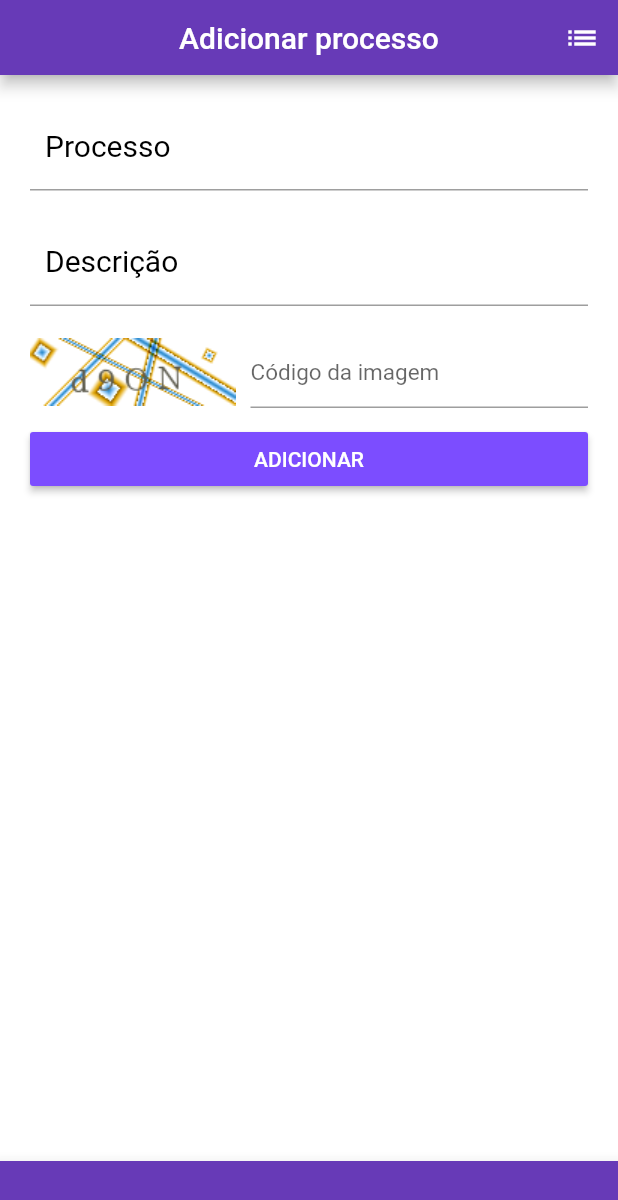
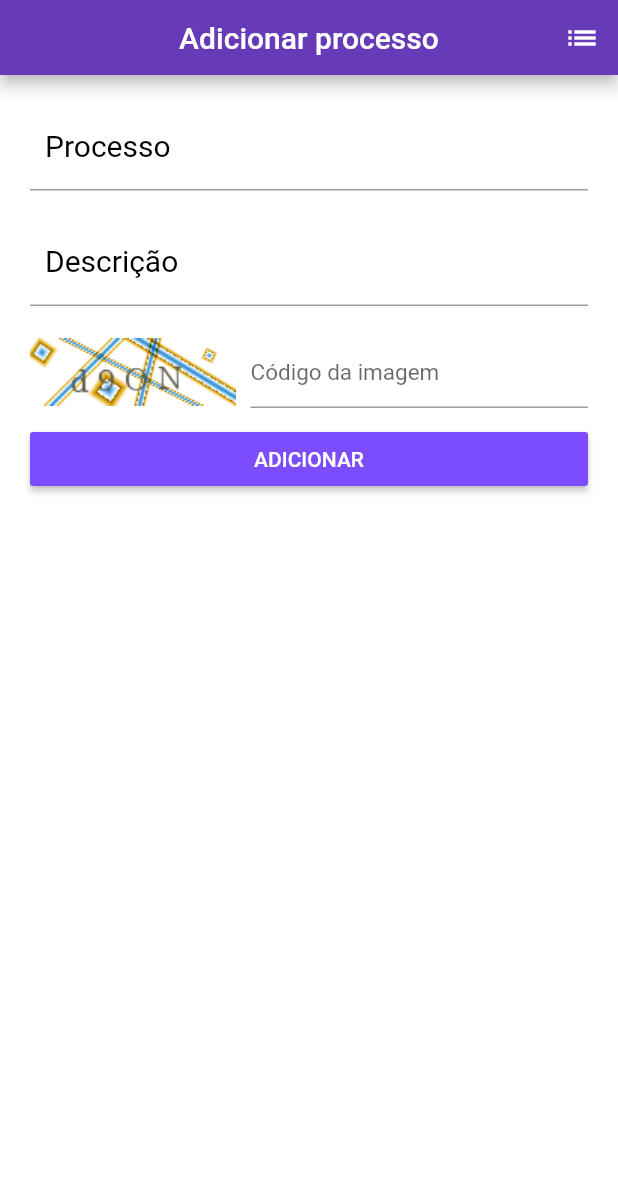
Before and after one commit to DennisVerissimo/webscraper_sei, a Flutter app: the screen it shows after launch, after a tap on the "add" icon, on a phone screen of 412 x 824 dp. Shown: the top 1200 px of the screen. Run offline on Flutter 3.47's test engine with Material 2 defaults, Android fonts, the phone set to English and light mode, and no system bars; our stand-ins replace moor_flutter, sqflite; accounts and stored records are empty; generated files the repository leaves out were written again.

```diff
--- a/scrap_sei/lib/ui/meus_processos.dart
+++ b/scrap_sei/lib/ui/meus_processos.dart
@@ -37,11 +37,11 @@ class _MeusProcessosState extends State<MeusProcessos> {
         onPressed: irParaNovoProcesso,
 
       ), */
-      bottomNavigationBar: BottomAppBar(
+     /* bottomNavigationBar: BottomAppBar(
         color: Colors.deepPurple,
         child: Container(
           height: 50.0,),
-      ),
+      ), */
      /* floatingActionButtonLocation: FloatingActionButtonLocation.endDocked, */
 
       appBar: PreferredSize(
--- a/scrap_sei/lib/ui/novo_processo.dart
+++ b/scrap_sei/lib/ui/novo_processo.dart
@@ -38,12 +38,12 @@ class _NovoProcessoState extends State<NovoProcesso> {
 
         ),
       ), */
-      bottomNavigationBar: BottomAppBar(
+   /*   bottomNavigationBar: BottomAppBar(
         color: Colors.deepPurple,
         child: Container(
 
           height: 50.0,),
-      ),
+      ), */
       floatingActionButtonLocation: FloatingActionButtonLocation.centerDocked,
 
       backgroundColor: Colors.white,
@@ -60,7 +60,8 @@ class _NovoProcessoState extends State<NovoProcesso> {
         ),
       ),
 
-      body: SingleChildScrollView(
+      body: Builder(
+        builder: (context) => SingleChildScrollView(
             padding: EdgeInsets.all(20),
             child: Center(
                 child: Form(
@@ -146,6 +147,7 @@ class _NovoProcessoState extends State<NovoProcesso> {
                 ),
             ),
           ),
+      ),
     );
   }
 
```
Also changed, not shown: scrap_sei/lib/controller/processo_controller.dart (+8 -1 lines). Lines whose indentation alone changed are shown as unchanged.
